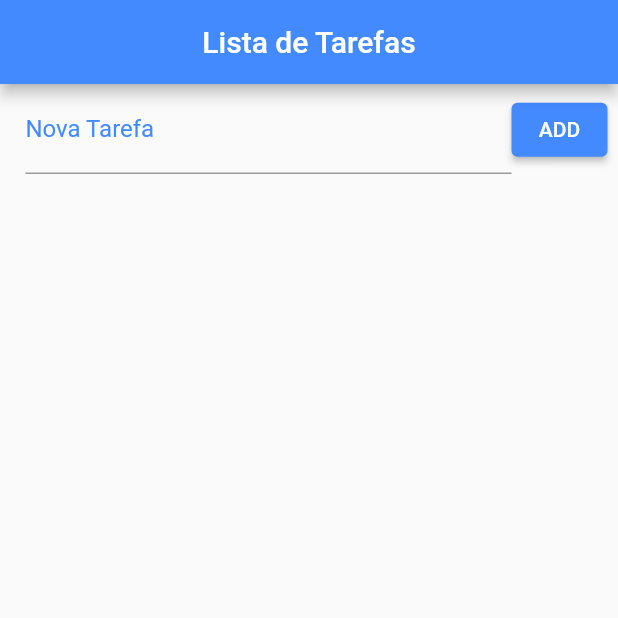
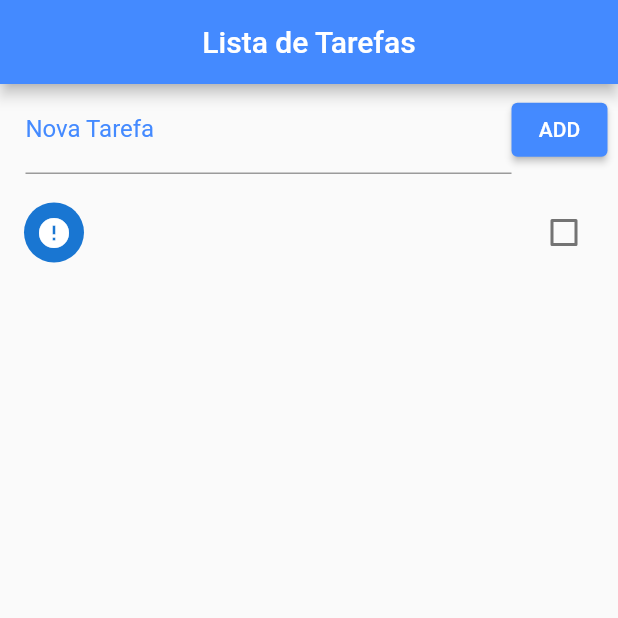
Before and after one commit to arthurcvm/todoFlutter, a Flutter app: the screen it shows after launch, after a tap on "ADD", on a phone screen of 412 x 824 dp, the top half of it. Run offline on Flutter 3.47's test engine with Material 2 defaults, Android fonts, the phone set to English and light mode, and no system bars.

Commit message:
feature: implements list logic

```diff
--- a/lib/main.dart
+++ b/lib/main.dart
@@ -18,7 +18,19 @@ class Home extends StatefulWidget {
 }
 
 class _HomeState extends State<Home> {
+  final _toDoController = TextEditingController();
+
   List _toDoList = [];
+
+  void _addToDo() {
+    setState(() {
+      Map<String, dynamic> newToDo = Map();
+      newToDo["title"] = _toDoController.text;
+      _toDoController.text = "";
+      newToDo["ok"] = false;
+      _toDoList.add(newToDo);
+    });
+  }
 
   @override
   Widget build(BuildContext context) {
@@ -36,6 +48,7 @@ class _HomeState extends State<Home> {
               children: <Widget>[
                 Expanded(
                   child: TextField(
+                    controller: _toDoController,
                     decoration: InputDecoration(
                         labelText: "Nova Tarefa",
                         labelStyle: TextStyle(color: Colors.blueAccent)),
@@ -49,11 +62,30 @@ class _HomeState extends State<Home> {
                         MaterialStateProperty.all<Color>(Colors.white),
                   ),
                   child: Text("ADD"),
-                  onPressed: () {},
+                  onPressed: _addToDo,
                 )
               ],
             ),
-          )
+          ),
+          Expanded(
+              child: ListView.builder(
+                  padding: EdgeInsets.only(top: 10.0),
+                  itemCount: _toDoList.length,
+                  itemBuilder: (context, index) {
+                    return CheckboxListTile(
+                      title: Text(_toDoList[index]["title"]),
+                      value: _toDoList[index]["ok"],
+                      secondary: CircleAvatar(
+                        child: Icon(
+                            _toDoList[index]["ok"] ? Icons.check : Icons.error),
+                      ),
+                      onChanged: (value) {
+                        setState(() {
+                          _toDoList[index]["ok"] = value;
+                        });
+                      },
+                    );
+                  }))
         ],
       ),
     );
```
